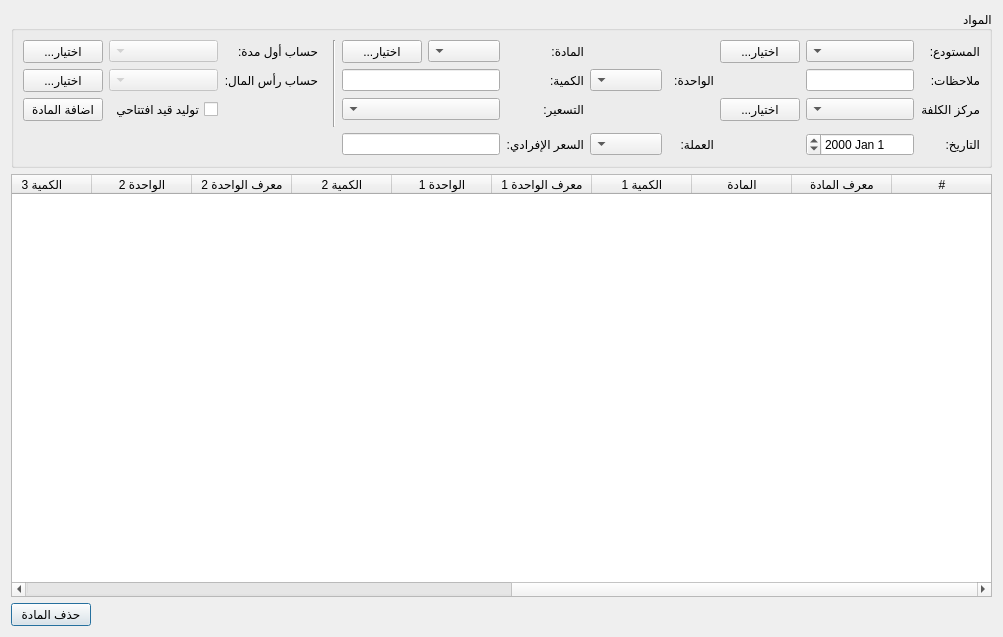
Qt form Ui_PeriodStart.ui (rabee361/E-commerce2) before a commit.
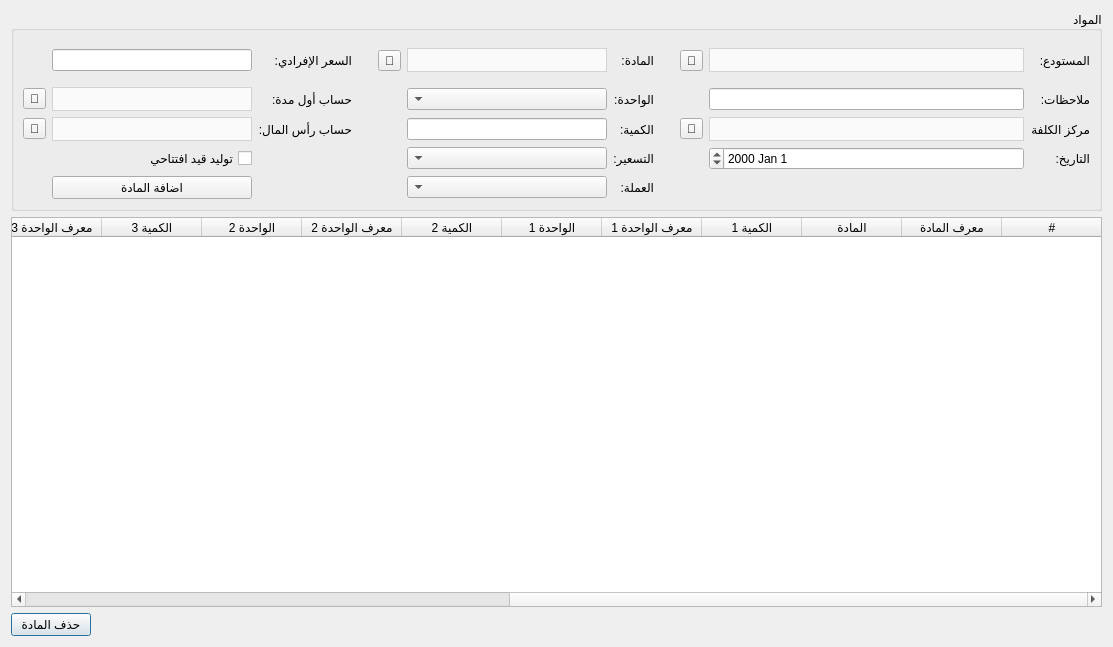
The same form after that commit.

```diff
--- a/Ui_PeriodStart.ui
+++ b/Ui_PeriodStart.ui
@@ -9,8 +9,8 @@
    <rect>
     <x>0</x>
     <y>0</y>
-    <width>953</width>
-    <height>637</height>
+    <width>1113</width>
+    <height>647</height>
    </rect>
   </property>
   <property name="windowTitle">
@@ -212,27 +212,20 @@
       <string>المواد</string>
      </property>
      <layout class="QGridLayout" name="gridLayout">
-      <item row="4" column="2">
-       <widget class="QDateEdit" name="date_input">
+      <item row="4" column="5">
+       <widget class="QLabel" name="label_18">
         <property name="maximumSize">
          <size>
-          <width>16777215</width>
+          <width>50</width>
           <height>16777215</height>
          </size>
         </property>
-        <property name="layoutDirection">
-         <enum>Qt::RightToLeft</enum>
+        <property name="text">
+         <string>التسعير:</string>
         </property>
        </widget>
       </item>
-      <item row="0" column="16" rowspan="4" colspan="4">
-       <widget class="Line" name="line_2">
-        <property name="orientation">
-         <enum>Qt::Vertical</enum>
-        </property>
-       </widget>
-      </item>
-      <item row="0" column="2">
+      <item row="0" column="1">
        <widget class="QComboBox" name="material_warehouse_combobox">
         <property name="minimumSize">
          <size>
@@ -249,80 +242,45 @@
         <property name="layoutDirection">
          <enum>Qt::RightToLeft</enum>
         </property>
-       </widget>
-      </item>
-      <item row="4" column="9">
-       <widget class="QComboBox" name="material_currency_combobox">
-        <property name="maximumSize">
-         <size>
-          <width>16777215</width>
-          <height>16777215</height>
-         </size>
+        <property name="styleSheet">
+         <string notr="true">QComboBox {
+        background-color: #fafafa;
+        border: 1px solid lightgrey;		
+		height: 22px;
+		color: black;
+    }
+    QComboBox::drop-down {
+        border: none;
+    }</string>
         </property>
-        <property name="layoutDirection">
-         <enum>Qt::RightToLeft</enum>
-        </property>
        </widget>
       </item>
-      <item row="0" column="21">
-       <widget class="QPushButton" name="select_period_start_account">
+      <item row="3" column="3">
+       <widget class="QToolButton" name="select_cost_center_btn">
         <property name="text">
-         <string>...اختيار</string>
+         <string>🔎</string>
         </property>
        </widget>
       </item>
-      <item row="2" column="0">
-       <widget class="QLabel" name="label_67">
-        <property name="maximumSize">
-         <size>
-          <width>16777215</width>
-          <height>16777215</height>
-         </size>
-        </property>
+      <item row="0" column="3">
+       <widget class="QToolButton" name="select_material_warehouse_btn">
         <property name="text">
-         <string>مركز الكلفة</string>
+         <string>🔎</string>
         </property>
        </widget>
       </item>
-      <item row="2" column="5">
-       <widget class="QPushButton" name="select_cost_center_btn">
-        <property name="text">
-         <string>...اختيار</string>
-        </property>
-       </widget>
-      </item>
-      <item row="1" column="21">
-       <widget class="QPushButton" name="select_capital_account_btn">
-        <property name="text">
-         <string>...اختيار</string>
-        </property>
-       </widget>
-      </item>
-      <item row="1" column="12" colspan="2">
-       <widget class="QLineEdit" name="material_quantity_input">
+      <item row="0" column="7">
+       <widget class="QComboBox" name="material_combobox">
         <property name="sizePolicy">
-         <sizepolicy hsizetype="Minimum" vsizetype="Fixed">
+         <sizepolicy hsizetype="Preferred" vsizetype="Fixed">
           <horstretch>0</horstretch>
           <verstretch>0</verstretch>
          </sizepolicy>
         </property>
-        <property name="maximumSize">
-         <size>
-          <width>200</width>
-          <height>16777215</height>
-         </size>
-        </property>
-       </widget>
-      </item>
-      <item row="0" column="20">
-       <widget class="QComboBox" name="period_start_account_combobox">
-        <property name="enabled">
-         <bool>false</bool>
-        </property>
         <property name="minimumSize">
          <size>
-          <width>10</width>
-          <height>10</height>
+          <width>0</width>
+          <height>0</height>
          </size>
         </property>
         <property name="maximumSize">
@@ -334,32 +292,88 @@
         <property name="layoutDirection">
          <enum>Qt::RightToLeft</enum>
         </property>
+        <property name="styleSheet">
+         <string notr="true">QComboBox {
+        background-color: #fafafa;
+        border: 1px solid lightgrey;		
+		height: 22px;
+		color: black;
+    }
+    QComboBox::drop-down {
+        border: none;
+    }</string>
+        </property>
        </widget>
       </item>
-      <item row="1" column="9">
+      <item row="1" column="7">
        <widget class="QComboBox" name="material_unit_combobox"/>
       </item>
-      <item row="2" column="21">
-       <widget class="QPushButton" name="add_material_btn">
+      <item row="3" column="5">
+       <widget class="QLabel" name="label_16">
+        <property name="maximumSize">
+         <size>
+          <width>40</width>
+          <height>16777215</height>
+         </size>
+        </property>
         <property name="text">
-         <string>اضافة المادة</string>
+         <string>الكمية:</string>
         </property>
        </widget>
       </item>
-      <item row="4" column="0">
-       <widget class="QLabel" name="label_12">
+      <item row="1" column="5">
+       <widget class="QLabel" name="label_17">
         <property name="maximumSize">
          <size>
-          <width>35</width>
+          <width>50</width>
           <height>16777215</height>
          </size>
         </property>
         <property name="text">
-         <string>التاريخ:</string>
+         <string>الواحدة:</string>
         </property>
        </widget>
       </item>
-      <item row="1" column="2">
+      <item row="0" column="9">
+       <spacer name="verticalSpacer">
+        <property name="orientation">
+         <enum>Qt::Vertical</enum>
+        </property>
+        <property name="sizeHint" stdset="0">
+         <size>
+          <width>20</width>
+          <height>40</height>
+         </size>
+        </property>
+       </spacer>
+      </item>
+      <item row="4" column="1">
+       <widget class="QDateEdit" name="date_input">
+        <property name="maximumSize">
+         <size>
+          <width>16777215</width>
+          <height>16777215</height>
+         </size>
+        </property>
+        <property name="layoutDirection">
+         <enum>Qt::RightToLeft</enum>
+        </property>
+       </widget>
+      </item>
+      <item row="0" column="10">
+       <widget class="QLabel" name="label_19">
+        <property name="maximumSize">
+         <size>
+          <width>90</width>
+          <height>16777215</height>
+         </size>
+        </property>
+        <property name="text">
+         <string>السعر الإفرادي:</string>
+        </property>
+       </widget>
+      </item>
+      <item row="1" column="1">
        <widget class="QLineEdit" name="material_notes_input">
         <property name="sizePolicy">
          <sizepolicy hsizetype="Minimum" vsizetype="Fixed">
@@ -381,73 +395,6 @@
         </property>
        </widget>
       </item>
-      <item row="0" column="19">
-       <widget class="QLabel" name="label_72">
-        <property name="maximumSize">
-         <size>
-          <width>100</width>
-          <height>16777215</height>
-         </size>
-        </property>
-        <property name="text">
-         <string>حساب أول مدة:</string>
-        </property>
-       </widget>
-      </item>
-      <item row="2" column="2">
-       <widget class="QComboBox" name="cost_center_combobox"/>
-      </item>
-      <item row="1" column="19">
-       <widget class="QLabel" name="label_73">
-        <property name="maximumSize">
-         <size>
-          <width>100</width>
-          <height>16777215</height>
-         </size>
-        </property>
-        <property name="text">
-         <string>حساب رأس المال:</string>
-        </property>
-       </widget>
-      </item>
-      <item row="2" column="7" colspan="2">
-       <spacer name="horizontalSpacer_2">
-        <property name="orientation">
-         <enum>Qt::Horizontal</enum>
-        </property>
-        <property name="sizeType">
-         <enum>QSizePolicy::Fixed</enum>
-        </property>
-        <property name="sizeHint" stdset="0">
-         <size>
-          <width>10</width>
-          <height>20</height>
-         </size>
-        </property>
-       </spacer>
-      </item>
-      <item row="1" column="20">
-       <widget class="QComboBox" name="capital_account_combobox">
-        <property name="enabled">
-         <bool>false</bool>
-        </property>
-        <property name="minimumSize">
-         <size>
-          <width>10</width>
-          <height>10</height>
-         </size>
-        </property>
-        <property name="maximumSize">
-         <size>
-          <width>16777215</width>
-          <height>16777215</height>
-         </size>
-        </property>
-        <property name="layoutDirection">
-         <enum>Qt::RightToLeft</enum>
-        </property>
-       </widget>
-      </item>
       <item row="1" column="0">
        <widget class="QLabel" name="label_66">
         <property name="maximumSize">
@@ -461,38 +408,6 @@
         </property>
        </widget>
       </item>
-      <item row="0" column="13">
-       <widget class="QPushButton" name="select_material_btn">
-        <property name="text">
-         <string>...اختيار</string>
-        </property>
-       </widget>
-      </item>
-      <item row="0" column="12">
-       <widget class="QComboBox" name="material_combobox">
-        <property name="sizePolicy">
-         <sizepolicy hsizetype="Preferred" vsizetype="Fixed">
-          <horstretch>0</horstretch>
-          <verstretch>0</verstretch>
-         </sizepolicy>
-        </property>
-        <property name="minimumSize">
-         <size>
-          <width>0</width>
-          <height>0</height>
-         </size>
-        </property>
-        <property name="maximumSize">
-         <size>
-          <width>16777215</width>
-          <height>16777215</height>
-         </size>
-        </property>
-        <property name="layoutDirection">
-         <enum>Qt::RightToLeft</enum>
-        </property>
-       </widget>
-      </item>
       <item row="0" column="0">
        <widget class="QLabel" name="label_34">
         <property name="maximumSize">
@@ -506,45 +421,49 @@
         </property>
        </widget>
       </item>
-      <item row="1" column="7">
-       <widget class="QLabel" name="label_17">
+      <item row="4" column="0">
+       <widget class="QLabel" name="label_12">
         <property name="maximumSize">
          <size>
-          <width>50</width>
+          <width>35</width>
           <height>16777215</height>
          </size>
         </property>
         <property name="text">
-         <string>الواحدة:</string>
-        </property>
-       </widget>
-      </item>
-      <item row="2" column="20">
-       <widget class="QCheckBox" name="generate_period_opening_entry_checkbox">
-        <property name="text">
-         <string>توليد قيد افتتاحي</string>
+         <string>التاريخ:</string>
         </property>
        </widget>
       </item>
       <item row="0" column="5">
-       <widget class="QPushButton" name="select_material_warehouse_btn">
-        <property name="text">
-         <string>...اختيار</string>
-        </property>
-       </widget>
-      </item>
-      <item row="4" column="12" colspan="2">
-       <widget class="QLineEdit" name="material_unit_price_input">
+       <widget class="QLabel" name="label_15">
         <property name="maximumSize">
          <size>
-          <width>200</width>
+          <width>50</width>
           <height>16777215</height>
          </size>
         </property>
+        <property name="text">
+         <string>المادة:</string>
+        </property>
        </widget>
       </item>
-      <item row="2" column="12" colspan="2">
-       <widget class="QComboBox" name="material_default_price_type_combobox">
+      <item row="3" column="1">
+       <widget class="QComboBox" name="cost_center_combobox">
+        <property name="styleSheet">
+         <string notr="true">QComboBox {
+        background-color: #fafafa;
+        border: 1px solid lightgrey;		
+		height: 22px;
+		color: black;
+    }
+    QComboBox::drop-down {
+        border: none;
+    }</string>
+        </property>
+       </widget>
+      </item>
+      <item row="6" column="7">
+       <widget class="QComboBox" name="material_currency_combobox">
         <property name="maximumSize">
          <size>
           <width>16777215</width>
@@ -556,20 +475,50 @@
         </property>
        </widget>
       </item>
-      <item row="4" column="11">
-       <widget class="QLabel" name="label_19">
+      <item row="3" column="7">
+       <widget class="QLineEdit" name="material_quantity_input">
+        <property name="sizePolicy">
+         <sizepolicy hsizetype="Minimum" vsizetype="Fixed">
+          <horstretch>0</horstretch>
+          <verstretch>0</verstretch>
+         </sizepolicy>
+        </property>
         <property name="maximumSize">
          <size>
-          <width>90</width>
+          <width>200</width>
           <height>16777215</height>
          </size>
         </property>
+       </widget>
+      </item>
+      <item row="0" column="8">
+       <widget class="QToolButton" name="select_material_btn">
         <property name="text">
-         <string>السعر الإفرادي:</string>
+         <string>🔎</string>
         </property>
        </widget>
       </item>
       <item row="4" column="7">
+       <widget class="QComboBox" name="material_default_price_type_combobox">
+        <property name="maximumSize">
+         <size>
+          <width>16777215</width>
+          <height>16777215</height>
+         </size>
+        </property>
+        <property name="layoutDirection">
+         <enum>Qt::RightToLeft</enum>
+        </property>
+       </widget>
+      </item>
+      <item row="6" column="12">
+       <widget class="QPushButton" name="add_material_btn">
+        <property name="text">
+         <string>اضافة المادة</string>
+        </property>
+       </widget>
+      </item>
+      <item row="6" column="5">
        <widget class="QLabel" name="label_26">
         <property name="maximumSize">
          <size>
@@ -582,42 +531,152 @@
         </property>
        </widget>
       </item>
-      <item row="2" column="11">
-       <widget class="QLabel" name="label_18">
+      <item row="0" column="4">
+       <spacer name="verticalSpacer_2">
+        <property name="orientation">
+         <enum>Qt::Vertical</enum>
+        </property>
+        <property name="sizeHint" stdset="0">
+         <size>
+          <width>20</width>
+          <height>40</height>
+         </size>
+        </property>
+       </spacer>
+      </item>
+      <item row="3" column="0">
+       <widget class="QLabel" name="label_67">
         <property name="maximumSize">
          <size>
-          <width>50</width>
+          <width>16777215</width>
           <height>16777215</height>
          </size>
         </property>
         <property name="text">
-         <string>التسعير:</string>
+         <string>مركز الكلفة</string>
         </property>
        </widget>
       </item>
-      <item row="1" column="11">
-       <widget class="QLabel" name="label_16">
+      <item row="0" column="12">
+       <widget class="QLineEdit" name="material_unit_price_input">
         <property name="maximumSize">
          <size>
-          <width>40</width>
+          <width>200</width>
           <height>16777215</height>
          </size>
         </property>
+       </widget>
+      </item>
+      <item row="1" column="10">
+       <widget class="QLabel" name="label_72">
+        <property name="maximumSize">
+         <size>
+          <width>100</width>
+          <height>16777215</height>
+         </size>
+        </property>
         <property name="text">
-         <string>الكمية:</string>
+         <string>حساب أول مدة:</string>
         </property>
        </widget>
       </item>
-      <item row="0" column="11">
-       <widget class="QLabel" name="label_15">
+      <item row="1" column="12">
+       <widget class="QComboBox" name="period_start_account_combobox">
+        <property name="enabled">
+         <bool>false</bool>
+        </property>
+        <property name="minimumSize">
+         <size>
+          <width>10</width>
+          <height>10</height>
+         </size>
+        </property>
         <property name="maximumSize">
          <size>
-          <width>50</width>
+          <width>16777215</width>
           <height>16777215</height>
          </size>
         </property>
+        <property name="layoutDirection">
+         <enum>Qt::RightToLeft</enum>
+        </property>
+        <property name="styleSheet">
+         <string notr="true">QComboBox {
+        background-color: #fafafa;
+        border: 1px solid lightgrey;		
+		height: 22px;
+		color: black;
+    }
+    QComboBox::drop-down {
+        border: none;
+    }</string>
+        </property>
+       </widget>
+      </item>
+      <item row="1" column="13">
+       <widget class="QToolButton" name="select_period_start_account">
         <property name="text">
-         <string>المادة:</string>
+         <string>🔎</string>
+        </property>
+       </widget>
+      </item>
+      <item row="3" column="10">
+       <widget class="QLabel" name="label_73">
+        <property name="maximumSize">
+         <size>
+          <width>100</width>
+          <height>16777215</height>
+         </size>
+        </property>
+        <property name="text">
+         <string>حساب رأس المال:</string>
+        </property>
+       </widget>
+      </item>
+      <item row="3" column="12">
+       <widget class="QComboBox" name="capital_account_combobox">
+        <property name="enabled">
+         <bool>false</bool>
+        </property>
+        <property name="minimumSize">
+         <size>
+          <width>10</width>
+          <height>10</height>
+         </size>
+        </property>
+        <property name="maximumSize">
+         <size>
+          <width>16777215</width>
+          <height>16777215</height>
+         </size>
+        </property>
+        <property name="layoutDirection">
+         <enum>Qt::RightToLeft</enum>
+        </property>
+        <property name="styleSheet">
+         <string notr="true">QComboBox {
+        background-color: #fafafa;
+        border: 1px solid lightgrey;		
+		height: 22px;
+		color: black;
+    }
+    QComboBox::drop-down {
+        border: none;
+    }</string>
+        </property>
+       </widget>
+      </item>
+      <item row="3" column="13">
+       <widget class="QToolButton" name="select_capital_account_btn">
+        <property name="text">
+         <string>🔎</string>
+        </property>
+       </widget>
+      </item>
+      <item row="4" column="12">
+       <widget class="QCheckBox" name="generate_period_opening_entry_checkbox">
+        <property name="text">
+         <string>توليد قيد افتتاحي</string>
         </property>
        </widget>
       </item>
```
